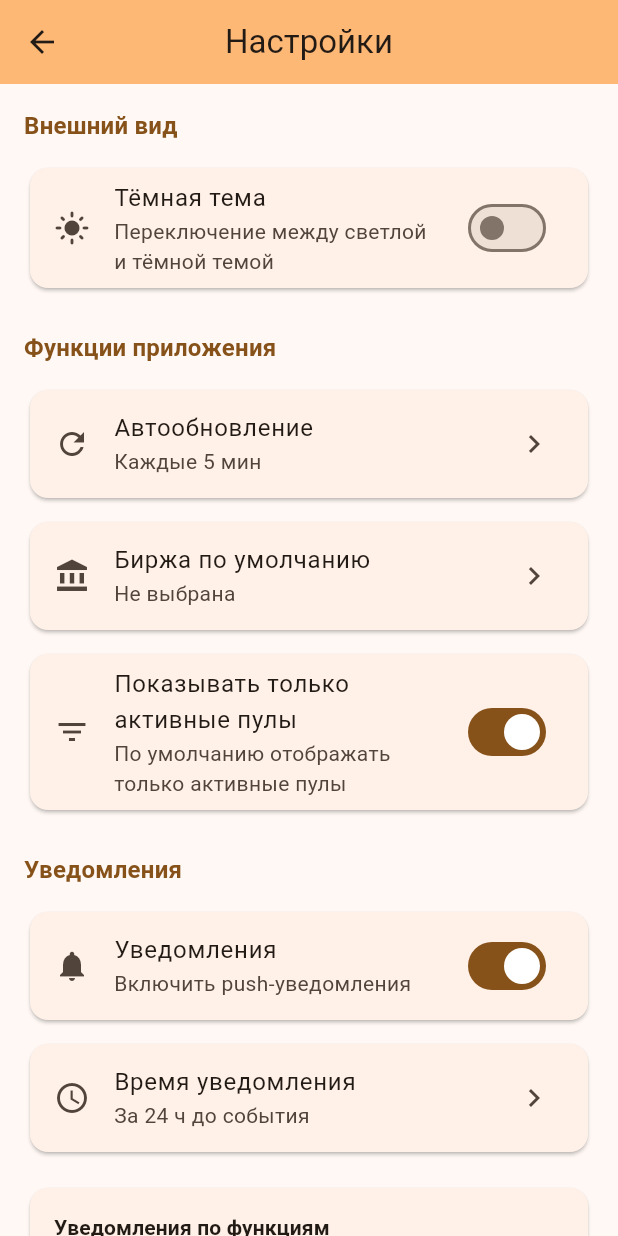
After one commit to Izubrr-git/LaunchPuller, a Flutter app: the SettingsPage screen opened by its route, on a phone screen of 412 x 824 dp. The commit adds this screen. Run offline on Flutter 3.47's test engine with Material 3 defaults, Android fonts, the phone set to English and light mode, and no system bars; our stand-ins replace connectivity_plus, equatable, flutter_riverpod, flutter_secure_storage, riverpod_annotation, shared_preferences; missing offline and left inert: dart:html, dart:js_util; accounts and stored records are empty; generated files the repository leaves out were written again; network calls fail.

Commit message:
Settings Addition

```diff
--- /dev/null
+++ b/lib/features/launchpool/presentation/pages/settings_page.dart
@@ -0,0 +1,327 @@
+import 'package:flutter/material.dart';
+import 'package:flutter_riverpod/flutter_riverpod.dart';
+import 'package:launch_puller/core/enums/exchange_type.dart';
+import 'package:launch_puller/features/launchpool/presentation/widgets/common/exchange_menu_button.dart';
+import 'package:launch_puller/features/launchpool/presentation/providers/app_settings_provider.dart';
+
+/// Страница настроек приложения
+class SettingsPage extends ConsumerWidget {
+  const SettingsPage({super.key});
+
+  @override
+  Widget build(BuildContext context, WidgetRef ref) {
+    final settings = ref.watch(appSettingsProvider);
+
+    return Scaffold(
+      appBar: AppBar(
+        title: const Text('Настройки'),
+        backgroundColor: Theme.of(context).colorScheme.inversePrimary,
+        elevation: 0,
+      ),
+      body: ListView(
+        padding: const EdgeInsets.all(16),
+        children: [
+          // Секция внешнего вида
+          _buildSectionHeader(context, 'Внешний вид'),
+          _buildDarkModeSwitch(context, ref, settings),
+          const SizedBox(height: 24),
+
+          // Секция функций приложения
+          _buildSectionHeader(context, 'Функции приложения'),
+          _buildAutoRefreshSetting(context, ref, settings),
+          const SizedBox(height: 8),
+          _buildDefaultExchangeSetting(context, ref, settings),
+          const SizedBox(height: 8),
+          _buildActivePoolsSwitch(context, ref, settings),
+          const SizedBox(height: 24),
+
+          // Секция уведомлений
+          _buildSectionHeader(context, 'Уведомления'),
+          _buildNotificationsSwitch(context, ref, settings),
+          const SizedBox(height: 8),
+          if (settings.enableNotifications) ...[
+            _buildNotificationLeadTimeSetting(context, ref, settings),
+            const SizedBox(height: 16),
+            _buildFeatureNotifications(context, ref, settings),
+          ],
+          const SizedBox(height: 24),
+
+          // Секция информации
+          _buildSectionHeader(context, 'Информация'),
+          _buildAboutTile(context),
+        ],
+      ),
+    );
+  }
+
+  Widget _buildSectionHeader(BuildContext context, String title) {
+    return Padding(
+      padding: const EdgeInsets.only(bottom: 12),
+      child: Text(
+        title,
+        style: Theme.of(context).textTheme.titleMedium?.copyWith(
+          color: Theme.of(context).colorScheme.primary,
+          fontWeight: FontWeight.bold,
+        ),
+      ),
+    );
+  }
+
+  Widget _buildDarkModeSwitch(BuildContext context, WidgetRef ref, AppSettingsData settings) {
+    return Card(
+      child: SwitchListTile(
+        title: const Text('Тёмная тема'),
+        subtitle: const Text('Переключение между светлой и тёмной темой'),
+        value: settings.isDarkMode,
+        onChanged: (value) {
+          ref.read(appSettingsProvider.notifier).setDarkMode(value);
+        },
+        secondary: Icon(
+          settings.isDarkMode ? Icons.dark_mode : Icons.light_mode,
+        ),
+      ),
+    );
+  }
+
+  Widget _buildAutoRefreshSetting(BuildContext context, WidgetRef ref, AppSettingsData settings) {
+    return Card(
+      child: ListTile(
+        title: const Text('Автообновление'),
+        subtitle: Text('Каждые ${settings.autoRefreshInterval.inMinutes} мин'),
+        leading: const Icon(Icons.refresh),
+        trailing: const Icon(Icons.chevron_right),
+        onTap: () => _showAutoRefreshDialog(context, ref, settings),
+      ),
+    );
+  }
+
+  Widget _buildDefaultExchangeSetting(BuildContext context, WidgetRef ref, AppSettingsData settings) {
+    return Card(
+      child: ListTile(
+        title: const Text('Биржа по умолчанию'),
+        subtitle: Text(settings.defaultExchange?.displayName ?? 'Не выбрана'),
+        leading: const Icon(Icons.account_balance),
+        trailing: const Icon(Icons.chevron_right),
+        onTap: () => _showExchangeDialog(context, ref, settings),
+      ),
+    );
+  }
+
+  Widget _buildActivePoolsSwitch(BuildContext context, WidgetRef ref, AppSettingsData settings) {
+    return Card(
+      child: SwitchListTile(
+        title: const Text('Показывать только активные пулы'),
+        subtitle: const Text('По умолчанию отображать только активные пулы'),
+        value: settings.showOnlyActivePoolsByDefault,
+        onChanged: (value) {
+          ref.read(appSettingsProvider.notifier).setShowOnlyActivePoolsByDefault(value);
+        },
+        secondary: const Icon(Icons.filter_list),
+      ),
+    );
+  }
+
+  Widget _buildNotificationsSwitch(BuildContext context, WidgetRef ref, AppSettingsData settings) {
+    return Card(
+      child: SwitchListTile(
+        title: const Text('Уведомления'),
+        subtitle: const Text('Включить push-уведомления'),
+        value: settings.enableNotifications,
+        onChanged: (value) {
+          ref.read(appSettingsProvider.notifier).setEnableNotifications(value);
+        },
+        secondary: const Icon(Icons.notifications),
+      ),
+    );
+  }
+
+  Widget _buildNotificationLeadTimeSetting(BuildContext context, WidgetRef ref, AppSettingsData settings) {
+    return Card(
+      child: ListTile(
+        title: const Text('Время уведомления'),
+        subtitle: Text('За ${settings.notificationLeadTime.inHours} ч до события'),
+        leading: const Icon(Icons.schedule),
+        trailing: const Icon(Icons.chevron_right),
+        onTap: () => _showLeadTimeDialog(context, ref, settings),
+      ),
+    );
+  }
+
+  Widget _buildFeatureNotifications(BuildContext context, WidgetRef ref, AppSettingsData settings) {
+    return Card(
+      child: Column(
+        crossAxisAlignment: CrossAxisAlignment.start,
+        children: [
+          Padding(
+            padding: const EdgeInsets.all(16),
+            child: Text(
+              'Уведомления по функциям',
+              style: Theme.of(context).textTheme.titleSmall?.copyWith(
+                fontWeight: FontWeight.bold,
+              ),
+            ),
+          ),
+          ...ExchangeWorkMode.values.map((mode) {
+            final isEnabled = settings.featureNotifications[mode] ?? false;
+            return SwitchListTile(
+              title: Text(_getModeName(mode)),
+              value: isEnabled,
+              onChanged: (value) {
+                ref.read(appSettingsProvider.notifier).setNotificationPreference(mode, value);
+              },
+              dense: true,
+            );
+          }),
+        ],
+      ),
+    );
+  }
+
+  Widget _buildAboutTile(BuildContext context) {
+    return Card(
+      child: ListTile(
+        title: const Text('О приложении'),
+        subtitle: const Text('Версия, лицензии и информация'),
+        leading: const Icon(Icons.info),
+        trailing: const Icon(Icons.chevron_right),
+        onTap: () => _showAboutDialog(context),
+      ),
+    );
+  }
+
+  String _getModeName(ExchangeWorkMode mode) {
+    switch (mode) {
+      case ExchangeWorkMode.launchpool:
+        return 'Launch Pools';
+      case ExchangeWorkMode.trading:
+        return 'Торговля';
+      case ExchangeWorkMode.analytics:
+        return 'Аналитика рынка';
+      case ExchangeWorkMode.portfolio:
+        return 'Мой портфель';
+    }
+  }
+
+  void _showAutoRefreshDialog(BuildContext context, WidgetRef ref, AppSettingsData settings) {
+    final intervals = [1, 3, 5, 10, 15, 30, 60];
+
+    showDialog(
+      context: context,
+      builder: (context) => AlertDialog(
+        title: const Text('Интервал автообновления'),
+        content: Column(
+          mainAxisSize: MainAxisSize.min,
+          children: intervals.map((minutes) {
+            return RadioListTile<int>(
+              title: Text('$minutes мин'),
+              value: minutes,
+              groupValue: settings.autoRefreshInterval.inMinutes,
+              onChanged: (value) {
+                if (value != null) {
+                  ref.read(appSettingsProvider.notifier).setAutoRefreshInterval(
+                    Duration(minutes: value),
+                  );
+                  Navigator.pop(context);
+                }
+              },
+            );
+          }).toList(),
+        ),
+        actions: [
+          TextButton(
+            onPressed: () => Navigator.pop(context),
+            child: const Text('Отмена'),
+          ),
+        ],
+      ),
+    );
+  }
+
+  void _showExchangeDialog(BuildContext context, WidgetRef ref, AppSettingsData settings) {
+    showDialog(
+      context: context,
+      builder: (context) => AlertDialog(
+        title: const Text('Выберите биржу по умолчанию'),
+        content: Column(
+          mainAxisSize: MainAxisSize.min,
+          children: [
+            RadioListTile<ExchangeType?>(
+              title: const Text('Не выбрана'),
+              value: null,
+              groupValue: settings.defaultExchange,
+              onChanged: (value) {
+                ref.read(appSettingsProvider.notifier).setDefaultExchange(value);
+                Navigator.pop(context);
+              },
+            ),
+            ...ExchangeType.values.map((exchange) {
+              return RadioListTile<ExchangeType>(
+                title: Text(exchange.displayName),
+                value: exchange,
+                groupValue: settings.defaultExchange,
+                onChanged: (value) {
+                  ref.read(appSettingsProvider.notifier).setDefaultExchange(value);
+                  Navigator.pop(context);
+                },
+              );
+            }),
+          ],
+        ),
+        actions: [
+          TextButton(
+            onPressed: () => Navigator.pop(context),
+            child: const Text('Отмена'),
+          ),
+        ],
+      ),
+    );
+  }
+
+  void _showLeadTimeDialog(BuildContext context, WidgetRef ref, AppSettingsData settings) {
+    final leadTimes = [1, 6, 12, 24, 48, 72];
+
+    showDialog(
+      context: context,
+      builder: (context) => AlertDialog(
+        title: const Text('Время предупреждения'),
+        content: Column(
+          mainAxisSize: MainAxisSize.min,
+          children: leadTimes.map((hours) {
+            return RadioListTile<int>(
+              title: Text('$hours ч'),
+              value: hours,
+              groupValue: settings.notificationLeadTime.inHours,
+              onChanged: (value) {
+                if (value != null) {
+                  ref.read(appSettingsProvider.notifier).setNotificationLeadTime(
+                    Duration(hours: value),
+                  );
+                  Navigator.pop(context);
+                }
+              },
+            );
+          }).toList(),
+        ),
+        actions: [
+          TextButton(
+            onPressed: () => Navigator.pop(context),
+            child: const Text('Отмена'),
+          ),
+        ],
+      ),
+    );
+  }
+
+  void _showAboutDialog(BuildContext context) {
+    showAboutDialog(
+      context: context,
+      applicationName: 'Launch Puller',
+      applicationVersion: '1.0.0',
+      applicationLegalese: '© 2024 Launch Puller Team',
+      children: [
+        const SizedBox(height: 16),
+        const Text('Приложение для отслеживания криптовалютных launchpool\'ов на различных биржах.'),
+      ],
+    );
+  }
+}
--- a/lib/features/launchpool/presentation/widgets/content/launchpool_content.dart
+++ b/lib/features/launchpool/presentation/widgets/content/launchpool_content.dart
@@ -1,7 +1,7 @@
 import 'package:flutter/material.dart';
 import 'package:flutter_riverpod/flutter_riverpod.dart';
-import 'package:launch_puller/features/launchpool/presentation/pages/launchpool_page.dart';
 import 'package:launch_puller/features/launchpool/presentation/providers/launchpool_provider.dart';
+import 'package:launch_puller/features/launchpool/presentation/widgets/common/connection_info_banner.dart';
 import 'package:launch_puller/features/launchpool/presentation/widgets/common/loading_states.dart';
 import 'package:launch_puller/features/launchpool/presentation/widgets/common/responsive_layout.dart';
 import 'package:launch_puller/features/launchpool/presentation/widgets/filters/exchange_filter.dart';
--- a/lib/features/launchpool/presentation/widgets/dialogs/coming_soon_dialog.dart
+++ b/lib/features/launchpool/presentation/widgets/dialogs/coming_soon_dialog.dart
@@ -1,6 +1,6 @@
 import 'package:flutter/material.dart';
 import 'package:flutter_riverpod/flutter_riverpod.dart';
-import 'package:launch_puller/features/launchpool/presentation/widgets/common/app_settings.dart';
+import 'package:launch_puller/features/launchpool/presentation/providers/app_settings_provider.dart';
 import 'package:launch_puller/features/launchpool/presentation/widgets/common/exchange_menu_button.dart';
 
 class ComingSoonDialog extends ConsumerWidget {
```
Also changed, not shown: lib/features/launchpool/presentation/pages/launchpool_page.dart (deleted, +0 -231 lines), lib/features/launchpool/presentation/providers/app_settings_provider.dart (renamed from lib/features/launchpool/presentation/widgets/common/app_settings.dart, +7 -1 lines), lib/features/launchpool/presentation/widgets/common/connection_info_banner.dart (added, +68 -0 lines), lib/main.dart (+5 -2 lines), lib/features/launchpool/presentation/pages/main_page.dart (renamed from lib/features/launchpool/presentation/pages/main_app_screen.dart).
